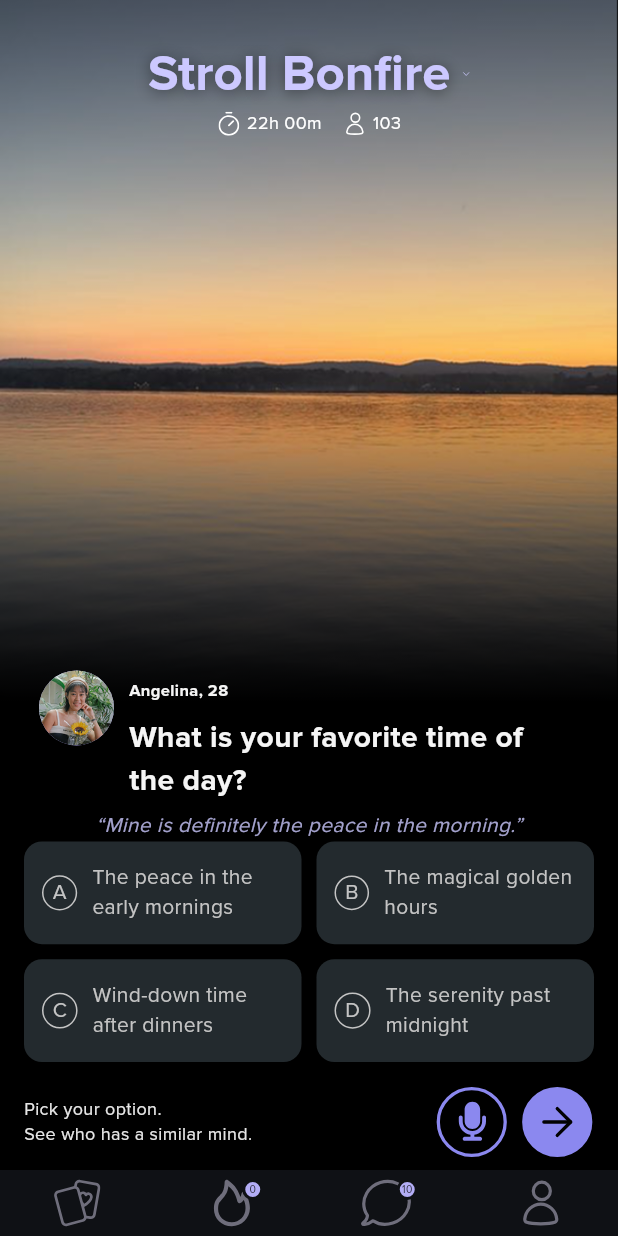
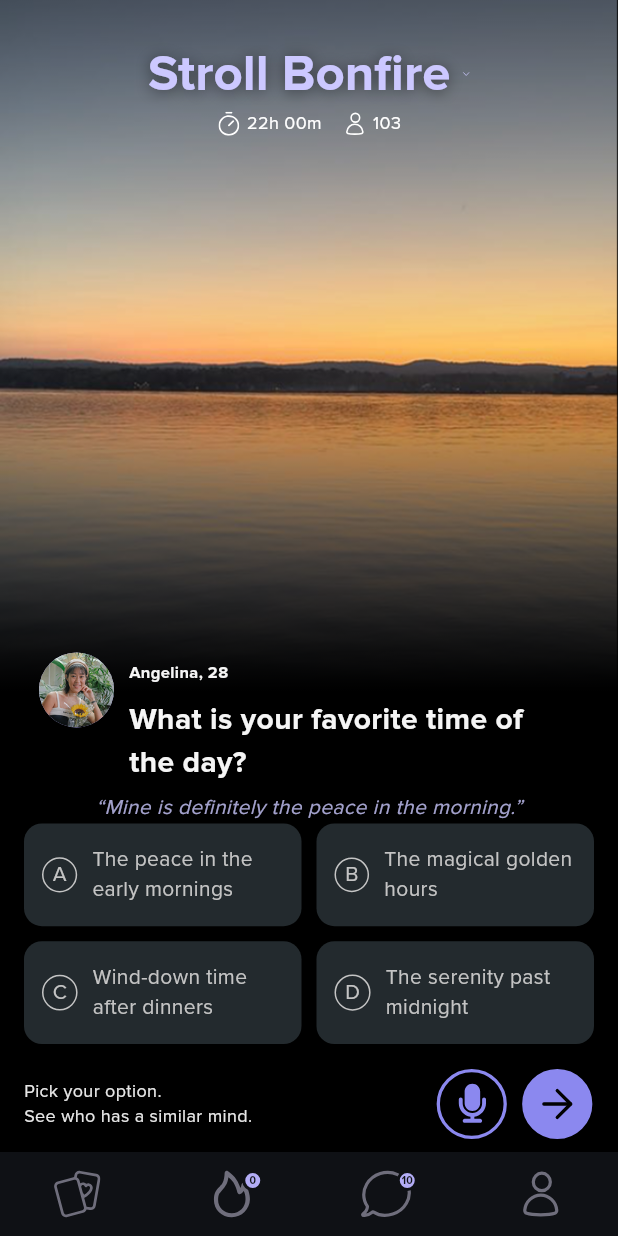
Before and after one commit to blackorbs-dev/bonfire_app, a Flutter app: the screen it shows after launch, on a phone screen of 412 x 824 dp. Run offline on Flutter 3.47's test engine with Material 3 defaults, Android fonts, the phone set to English and light mode, and no system bars; our stand-ins replace flutter_riverpod, flutter_svg.

Commit message:
minor fix

```diff
--- a/lib/screens/bottom_bar.dart
+++ b/lib/screens/bottom_bar.dart
@@ -7,7 +7,7 @@ class BottomBar extends StatelessWidget{
   @override
   Widget build(BuildContext context) {
     return Container(
-        height: 44,
+        height: 56,
         color: Theme.of(context).colorScheme.tertiaryContainer,
         child: Row(
           children: [
@@ -59,7 +59,7 @@ class NavItemWithCount extends StatelessWidget {
                             color: theme.colorScheme.tertiaryContainer
                         )
                     ),
-                    child: Text("$count", style: TextStyle(fontSize: 7, color: theme.colorScheme.tertiaryContainer)),
+                    child: Text("$count", style: TextStyle(fontSize: 7, fontWeight: FontWeight.bold, color: theme.colorScheme.tertiaryContainer)),
                   )
               )
             ]
--- a/lib/screens/quiz_screen.dart
+++ b/lib/screens/quiz_screen.dart
@@ -157,7 +157,12 @@ class QuizScreen extends ConsumerWidget {
                             )
                           ]
                       ),
-                      loading: () => const Center(child: CircularProgressIndicator()),
+                      loading: () => Container(
+                          constraints: const BoxConstraints(minHeight: 400),
+                          child: const Center(
+                              child: CircularProgressIndicator()
+                          )
+                      ),
                       error: (err, _) => Text('Error: $err'),
                     )
                 )
```
